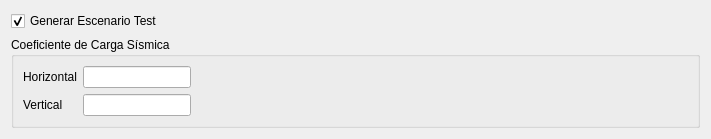
Before: the Qt Designer form scenariosismicconfigui.ui in conejoo/Escenarios, drawn with Qt 5.
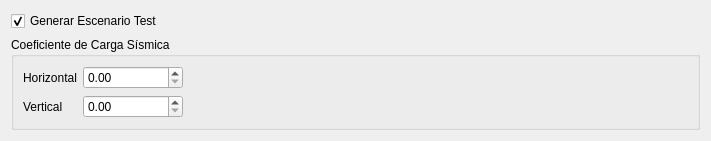
After: the same form once the commit is applied.

```diff
--- a/scenariosismicconfigui.ui
+++ b/scenariosismicconfigui.ui
@@ -46,16 +46,6 @@
         </property>
        </widget>
       </item>
-      <item row="0" column="1">
-       <widget class="QLineEdit" name="lineEdit_seismic">
-        <property name="sizePolicy">
-         <sizepolicy hsizetype="Fixed" vsizetype="Fixed">
-          <horstretch>0</horstretch>
-          <verstretch>0</verstretch>
-         </sizepolicy>
-        </property>
-       </widget>
-      </item>
       <item row="1" column="0">
        <widget class="QLabel" name="label_5">
         <property name="text">
@@ -63,14 +53,42 @@
         </property>
        </widget>
       </item>
+      <item row="0" column="1">
+       <widget class="QDoubleSpinBox" name="lineEdit_seismic">
+        <property name="sizePolicy">
+         <sizepolicy hsizetype="Fixed" vsizetype="Fixed">
+          <horstretch>0</horstretch>
+          <verstretch>0</verstretch>
+         </sizepolicy>
+        </property>
+        <property name="minimumSize">
+         <size>
+          <width>100</width>
+          <height>0</height>
+         </size>
+        </property>
+        <property name="maximum">
+         <double>100000000.000000000000000</double>
+        </property>
+       </widget>
+      </item>
       <item row="1" column="1">
-       <widget class="QLineEdit" name="lineEdit_seismicv">
+       <widget class="QDoubleSpinBox" name="lineEdit_seismicv">
         <property name="sizePolicy">
          <sizepolicy hsizetype="Fixed" vsizetype="Fixed">
           <horstretch>0</horstretch>
           <verstretch>0</verstretch>
          </sizepolicy>
         </property>
+        <property name="minimumSize">
+         <size>
+          <width>100</width>
+          <height>0</height>
+         </size>
+        </property>
+        <property name="maximum">
+         <double>100000000.000000000000000</double>
+        </property>
        </widget>
       </item>
      </layout>
```
